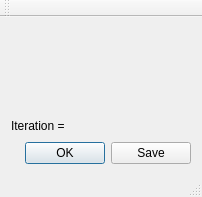
Old version of the form mainwindow.ui in the repository MadwomaZ/Diploma.
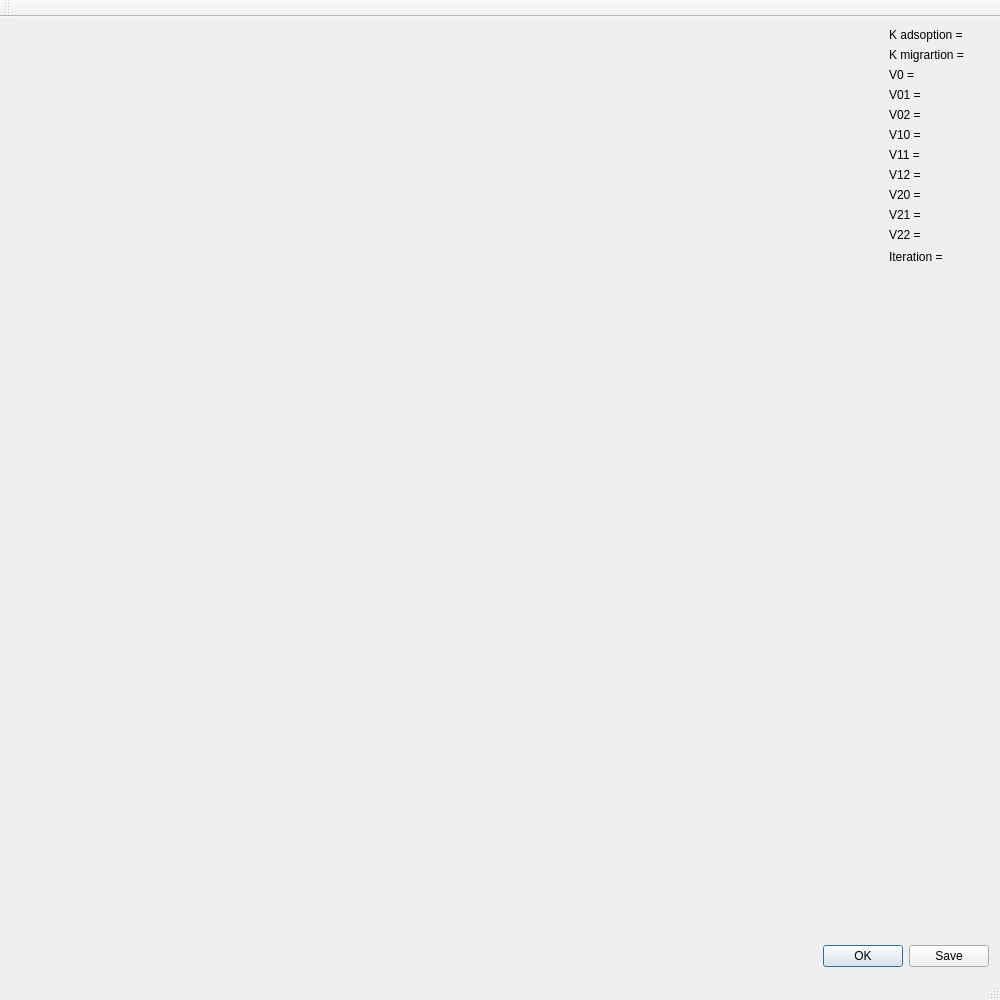
New version of the form.

Diff of the .ui file:
```diff
--- a/mainwindow.ui
+++ b/mainwindow.ui
@@ -6,16 +6,24 @@
    <rect>
     <x>0</x>
     <y>0</y>
-    <width>202</width>
-    <height>197</height>
+    <width>1000</width>
+    <height>1000</height>
    </rect>
   </property>
+  <property name="sizePolicy">
+   <sizepolicy hsizetype="Expanding" vsizetype="Expanding">
+    <horstretch>0</horstretch>
+    <verstretch>0</verstretch>
+   </sizepolicy>
+  </property>
   <property name="windowTitle">
    <string>Method Monte-Carlo</string>
   </property>
   <widget class="QWidget" name="centralWidget">
    <layout class="QVBoxLayout" name="verticalLayout">
     <item>
+     <layout class="QHBoxLayout" name="horizontalLayout">
+      <item>
      <widget class="QWidget" name="widget" native="true">
       <layout class="QHBoxLayout" name="horizontalLayout_3">
        <item>
@@ -35,14 +43,157 @@
      </widget>
     </item>
     <item>
-     <layout class="QHBoxLayout" name="horizontalLayout">
-      <item alignment="Qt::AlignHCenter|Qt::AlignVCenter">
-       <widget class="QLabel" name="label">
+       <layout class="QVBoxLayout" name="verticalLayout_2">
+        <item>
+         <widget class="QLabel" name="Kadsoption">
+          <property name="sizePolicy">
+           <sizepolicy hsizetype="Fixed" vsizetype="Minimum">
+            <horstretch>0</horstretch>
+            <verstretch>0</verstretch>
+           </sizepolicy>
+          </property>
+          <property name="text">
+           <string>K adsoption = </string>
+          </property>
+         </widget>
+        </item>
+        <item>
+         <widget class="QLabel" name="Kmigration">
+          <property name="sizePolicy">
+           <sizepolicy hsizetype="Fixed" vsizetype="Minimum">
+            <horstretch>0</horstretch>
+            <verstretch>0</verstretch>
+           </sizepolicy>
+          </property>
+          <property name="text">
+           <string>K migrartion =</string>
+          </property>
+         </widget>
+        </item>
+        <item>
+         <widget class="QLabel" name="v0">
+          <property name="sizePolicy">
+           <sizepolicy hsizetype="Fixed" vsizetype="Preferred">
+            <horstretch>0</horstretch>
+            <verstretch>0</verstretch>
+           </sizepolicy>
+          </property>
+          <property name="text">
+           <string>V0 = </string>
+          </property>
+         </widget>
+        </item>
+        <item>
+         <widget class="QLabel" name="v01">
+          <property name="sizePolicy">
+           <sizepolicy hsizetype="Fixed" vsizetype="Preferred">
+            <horstretch>0</horstretch>
+            <verstretch>0</verstretch>
+           </sizepolicy>
+          </property>
+          <property name="text">
+           <string>V01 = </string>
+          </property>
+         </widget>
+        </item>
+        <item>
+         <widget class="QLabel" name="v02">
+          <property name="sizePolicy">
+           <sizepolicy hsizetype="Fixed" vsizetype="Preferred">
+            <horstretch>0</horstretch>
+            <verstretch>0</verstretch>
+           </sizepolicy>
+          </property>
+          <property name="text">
+           <string>V02 = </string>
+          </property>
+         </widget>
+        </item>
+        <item>
+         <widget class="QLabel" name="v10">
+          <property name="sizePolicy">
+           <sizepolicy hsizetype="Fixed" vsizetype="Preferred">
+            <horstretch>0</horstretch>
+            <verstretch>0</verstretch>
+           </sizepolicy>
+          </property>
+          <property name="text">
+           <string>V10 = </string>
+          </property>
+         </widget>
+        </item>
+        <item>
+         <widget class="QLabel" name="v11">
+          <property name="sizePolicy">
+           <sizepolicy hsizetype="Fixed" vsizetype="Preferred">
+            <horstretch>0</horstretch>
+            <verstretch>0</verstretch>
+           </sizepolicy>
+          </property>
+          <property name="text">
+           <string>V11 = </string>
+          </property>
+         </widget>
+        </item>
+        <item>
+         <widget class="QLabel" name="v12">
+          <property name="sizePolicy">
+           <sizepolicy hsizetype="Fixed" vsizetype="Preferred">
+            <horstretch>0</horstretch>
+            <verstretch>0</verstretch>
+           </sizepolicy>
+          </property>
+          <property name="text">
+           <string>V12 = </string>
+          </property>
+         </widget>
+        </item>
+        <item>
+         <widget class="QLabel" name="v20">
+          <property name="sizePolicy">
+           <sizepolicy hsizetype="Fixed" vsizetype="Preferred">
+            <horstretch>0</horstretch>
+            <verstretch>0</verstretch>
+           </sizepolicy>
+          </property>
+          <property name="text">
+           <string>V20 = </string>
+          </property>
+         </widget>
+        </item>
+        <item>
+         <widget class="QLabel" name="v21">
+          <property name="sizePolicy">
+           <sizepolicy hsizetype="Fixed" vsizetype="Preferred">
+            <horstretch>0</horstretch>
+            <verstretch>0</verstretch>
+           </sizepolicy>
+          </property>
+          <property name="text">
+           <string>V21 = </string>
+          </property>
+         </widget>
+        </item>
+        <item>
+         <widget class="QLabel" name="v22">
+          <property name="sizePolicy">
+           <sizepolicy hsizetype="Fixed" vsizetype="Preferred">
+            <horstretch>0</horstretch>
+            <verstretch>0</verstretch>
+           </sizepolicy>
+          </property>
+          <property name="text">
+           <string>V22 = </string>
+          </property>
+         </widget>
+        </item>
+        <item>
+         <widget class="QLabel" name="iteration">
         <property name="enabled">
          <bool>true</bool>
         </property>
         <property name="sizePolicy">
-         <sizepolicy hsizetype="Minimum" vsizetype="Minimum">
+           <sizepolicy hsizetype="Fixed" vsizetype="Minimum">
           <horstretch>0</horstretch>
           <verstretch>0</verstretch>
          </sizepolicy>
@@ -62,17 +213,19 @@
        </widget>
       </item>
       <item>
-       <spacer name="horizontalSpacer">
+         <spacer name="verticalSpacer_2">
         <property name="orientation">
-         <enum>Qt::Horizontal</enum>
+           <enum>Qt::Vertical</enum>
         </property>
         <property name="sizeHint" stdset="0">
          <size>
-          <width>40</width>
-          <height>20</height>
+            <width>20</width>
+            <height>40</height>
          </size>
         </property>
        </spacer>
+        </item>
+       </layout>
       </item>
      </layout>
     </item>
```
Left out of the diff: 5 changed lines with no effect on the pictures. Lines whose indentation alone changed are shown as unchanged.
